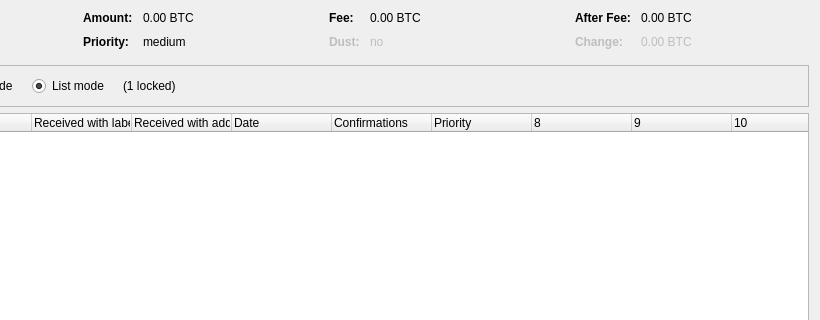
First picture: the form in src/qt/forms/coincontroldialog.ui, repository xieta/mazacoin, before the edit; both pictures show x 180 to 1000 and y 0 to 320 of the 1000 by 500 pixel window.
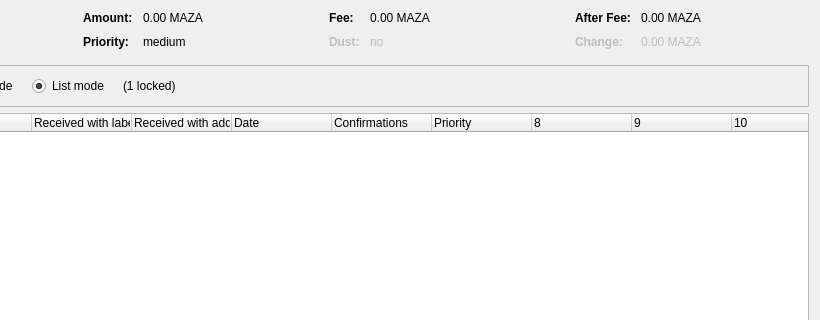
Second picture: the form after the edit. Custom widgets are drawn as their Qt base class.

Patch:
```diff
--- a/src/qt/forms/coincontroldialog.ui
+++ b/src/qt/forms/coincontroldialog.ui
@@ -132,7 +132,7 @@
           <enum>Qt::ActionsContextMenu</enum>
          </property>
          <property name="text">
-          <string notr="true">0.00 BTC</string>
+          <string notr="true">0.00 MAZA</string>
          </property>
          <property name="textInteractionFlags">
           <set>Qt::LinksAccessibleByMouse|Qt::TextSelectableByKeyboard|Qt::TextSelectableByMouse</set>
@@ -206,7 +206,7 @@
           <enum>Qt::ActionsContextMenu</enum>
          </property>
          <property name="text">
-          <string notr="true">0.00 BTC</string>
+          <string notr="true">0.00 MAZA</string>
          </property>
          <property name="textInteractionFlags">
           <set>Qt::LinksAccessibleByMouse|Qt::TextSelectableByKeyboard|Qt::TextSelectableByMouse</set>
@@ -286,7 +286,7 @@
           <enum>Qt::ActionsContextMenu</enum>
          </property>
          <property name="text">
-          <string notr="true">0.00 BTC</string>
+          <string notr="true">0.00 MAZA</string>
          </property>
          <property name="textInteractionFlags">
           <set>Qt::LinksAccessibleByMouse|Qt::TextSelectableByKeyboard|Qt::TextSelectableByMouse</set>
@@ -321,7 +321,7 @@
           <enum>Qt::ActionsContextMenu</enum>
          </property>
          <property name="text">
-          <string notr="true">0.00 BTC</string>
+          <string notr="true">0.00 MAZA</string>
          </property>
          <property name="textInteractionFlags">
           <set>Qt::LinksAccessibleByMouse|Qt::TextSelectableByKeyboard|Qt::TextSelectableByMouse</set>
```
